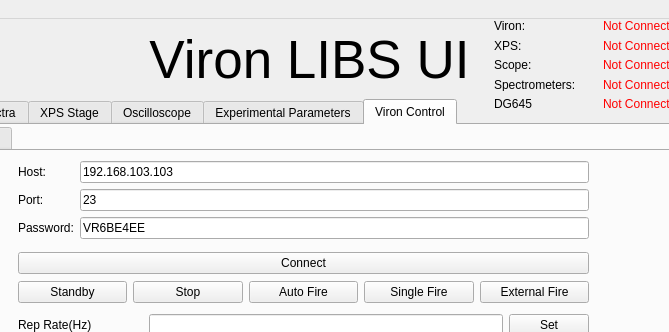
This is Hardware/LIBS/LIBS Code/Viron_GUI/Application_UI.ui in Sanjit-Jeevanand/HusseinLab_UltrafastPlasmaScience as Qt 5 draws it before an edit; both pictures show x 246 to 915 and y 0 to 332 of the 1111 by 860 pixel window. The edited form follows.
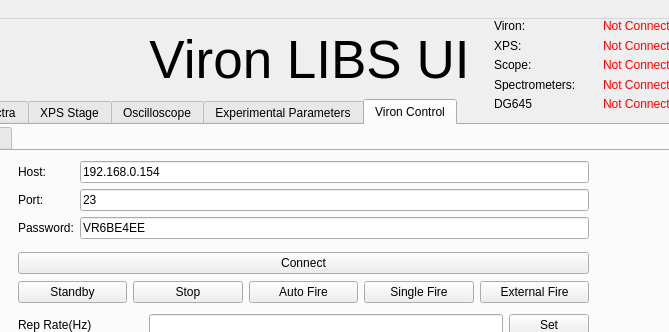
This is the edited form. The open tabs and pages were chosen to show the change. Icons and pictures are not drawn. Custom widgets are drawn as their Qt base class.

Commit message: fix Viron input boxes, modify for new ip address

```diff
--- a/Hardware/LIBS/LIBS Code/Viron_GUI/Application_UI.ui
+++ b/Hardware/LIBS/LIBS Code/Viron_GUI/Application_UI.ui
@@ -2991,7 +2991,7 @@
          <item row="0" column="1">
           <widget class="QLineEdit" name="host_entry">
            <property name="text">
-            <string>192.168.103.103</string>
+            <string>192.168.0.154</string>
            </property>
           </widget>
          </item>
```
Left out of the diff: 2 changed lines with no effect on the pictures. The commit also changes 2 other files.
